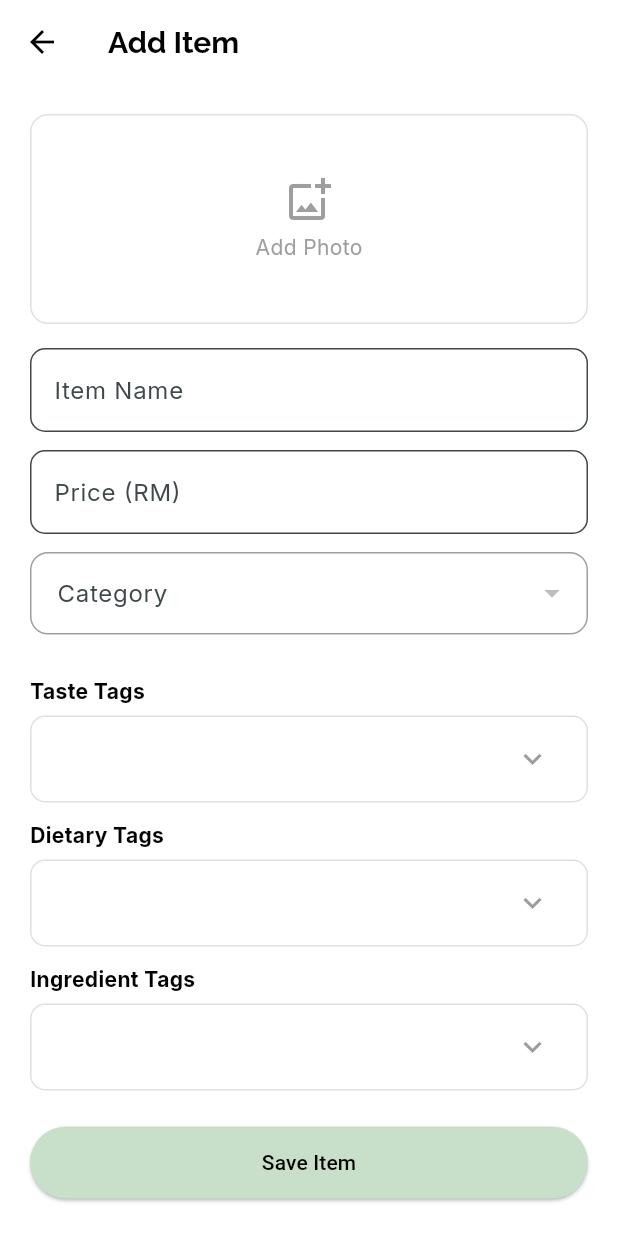
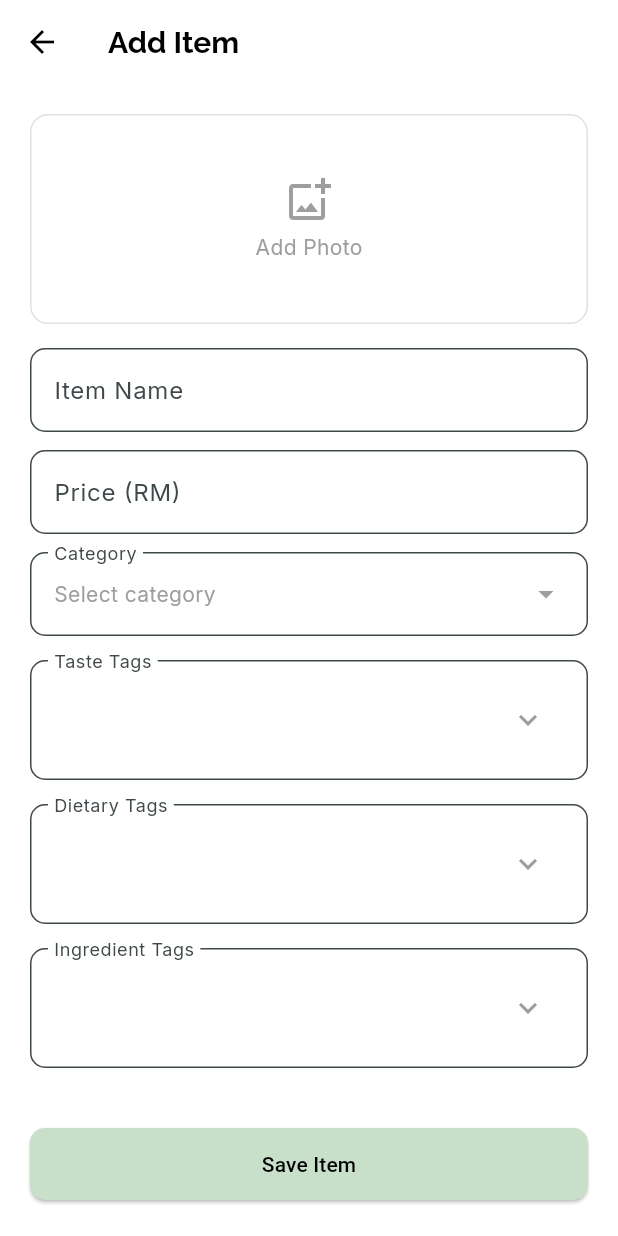
Before and after one commit to Peiyinzz/FoodiesFind, a Flutter app: the ManageItemPage screen opened directly with empty values, on a phone screen of 412 x 824 dp. Run offline on Flutter 3.47's test engine with Material 3 defaults, Android fonts, the light colour scheme and no system bars; our stand-ins replace animated_text_kit, cloud_firestore, firebase_auth, firebase_core, firebase_storage, flutter_rating_bar and 5 more; missing offline and left inert: flutter_polyline_points; accounts and stored records are empty; network calls fail.

Commit message:
UI change

```diff
--- a/foodiesfind_final/lib/screens/manage_item.dart
+++ b/foodiesfind_final/lib/screens/manage_item.dart
@@ -20,6 +20,7 @@ class _ManageItemPageState extends State<ManageItemPage> {
   final TextEditingController _nameController = TextEditingController();
   final TextEditingController _priceController = TextEditingController();
   String? _selectedCategory;
+  bool _showCategoryDropdown = false; // NEW
   File? _imageFile;
   bool _isSaving = false;
   String? _imageUrl;
@@ -87,9 +88,7 @@ class _ManageItemPageState extends State<ManageItemPage> {
             .whereType<String>()
             .toSet()
             .toList();
-    setState(() {
-      _categoryList = categories;
-    });
+    setState(() => _categoryList = categories);
   }
 
   Future<void> _loadItemData() async {
@@ -140,7 +139,7 @@ class _ManageItemPageState extends State<ManageItemPage> {
         'price': double.tryParse(_priceController.text.trim()) ?? 0.0,
         'category': _selectedCategory ?? '',
         'imageUrl': uploadedImageUrl ?? '',
-        'tags': [], // will be updated later via aggregation if needed
+        'tags': [],
         'editorTags': {
           'taste': selectedTasteTags,
           'dietary': selectedDietaryTags,
@@ -152,6 +151,7 @@ class _ManageItemPageState extends State<ManageItemPage> {
           .collection('restaurants')
           .doc(widget.restaurantId)
           .collection('menu');
+
       if (widget.itemId != null) {
         await ref.doc(widget.itemId).update(itemData);
       } else {
@@ -228,20 +228,22 @@ class _ManageItemPageState extends State<ManageItemPage> {
           key: _formKey,
           child: ListView(
             children: [
+              // Image picker
               GestureDetector(
                 onTap: _pickImage,
                 child: Container(
                   height: 140,
-                  width: double.infinity,
                   decoration: BoxDecoration(
                     border: Border.all(color: Colors.grey.shade300),
                     borderRadius: BorderRadius.circular(12),
                     color: Colors.white,
                   ),
+                  child: ClipRRect(
+                    borderRadius: BorderRadius.circular(12),
                     child:
                         _imageFile != null
                             ? Image.file(_imageFile!, fit: BoxFit.cover)
-                          : (_imageUrl != null && _imageUrl!.isNotEmpty)
+                            : (_imageUrl?.isNotEmpty == true
                                 ? Image.network(_imageUrl!, fit: BoxFit.cover)
                                 : Column(
                                   mainAxisAlignment: MainAxisAlignment.center,
@@ -257,10 +259,13 @@ class _ManageItemPageState extends State<ManageItemPage> {
                                       style: TextStyle(color: Colors.grey),
                                     ),
                                   ],
+                                )),
                   ),
                 ),
               ),
               const SizedBox(height: 16),
+
+              // Item Name
               TextFormField(
                 controller: _nameController,
                 decoration: InputDecoration(
@@ -271,10 +276,11 @@ class _ManageItemPageState extends State<ManageItemPage> {
                     borderRadius: BorderRadius.circular(10),
                   ),
                 ),
-                validator:
-                    (val) => val == null || val.isEmpty ? 'Enter name' : null,
+                validator: (v) => v == null || v.isEmpty ? 'Enter name' : null,
               ),
               const SizedBox(height: 12),
+
+              // Price
               TextFormField(
                 controller: _priceController,
                 keyboardType: TextInputType.number,
@@ -286,67 +292,96 @@ class _ManageItemPageState extends State<ManageItemPage> {
                     borderRadius: BorderRadius.circular(10),
                   ),
                 ),
-                validator:
-                    (val) => val == null || val.isEmpty ? 'Enter price' : null,
+                validator: (v) => v == null || v.isEmpty ? 'Enter price' : null,
               ),
               const SizedBox(height: 12),
-              DropdownButtonFormField<String>(
-                value: _selectedCategory,
-                isExpanded: true,
+
+              // CATEGORY (inline dropdown)
+              InputDecorator(
                 decoration: InputDecoration(
                   labelText: 'Category',
                   filled: true,
                   fillColor: Colors.white,
-                  contentPadding: const EdgeInsets.symmetric(
-                    horizontal: 14,
-                    vertical: 14,
-                  ),
                   border: OutlineInputBorder(
-                    borderRadius: BorderRadius.circular(12),
-                  ),
-                  enabledBorder: OutlineInputBorder(
-                    borderRadius: BorderRadius.circular(12),
-                    borderSide: const BorderSide(color: Colors.grey),
+                    borderRadius: BorderRadius.circular(10),
                   ),
                 ),
-                dropdownColor: Colors.white,
-                menuMaxHeight: 200, // ✅ Shows ~4 items with scrollbar
-                icon: const Icon(Icons.arrow_drop_down),
-                items:
+                child: InkWell(
+                  onTap:
+                      () => setState(
+                        () => _showCategoryDropdown = !_showCategoryDropdown,
+                      ),
+                  child: Row(
+                    mainAxisAlignment: MainAxisAlignment.spaceBetween,
+                    children: [
+                      Text(
+                        _selectedCategory ?? 'Select category',
+                        style: TextStyle(
+                          color:
+                              _selectedCategory == null
+                                  ? Colors.grey
+                                  : Colors.black,
+                        ),
+                      ),
+                      Icon(
+                        _showCategoryDropdown
+                            ? Icons.arrow_drop_up
+                            : Icons.arrow_drop_down,
+                      ),
+                    ],
+                  ),
+                ),
+              ),
+
+              if (_showCategoryDropdown)
+                Container(
+                  decoration: BoxDecoration(
+                    border: Border.all(color: Colors.grey.shade300),
+                    borderRadius: BorderRadius.circular(10),
+                    color: Colors.white,
+                  ),
+                  child: Scrollbar(
+                    thumbVisibility: true,
+                    child: SizedBox(
+                      // show at most 4 items (each ~56px high)
+                      height:
+                          (_categoryList.length > 4
+                              ? 4 * 56.0
+                              : _categoryList.length * 56.0),
+                      child: ListView(
+                        padding: EdgeInsets.zero,
+                        children:
                             _categoryList.map((cat) {
-                      return DropdownMenuItem<String>(
-                        value: cat,
-                        child: Text(
-                          cat,
-                          style: Theme.of(context).textTheme.bodyMedium,
-                        ),
+                              return ListTile(
+                                title: Text(cat),
+                                onTap: () {
+                                  setState(() {
+                                    _selectedCategory = cat;
+                                    _showCategoryDropdown = false;
+                                  });
+                                },
                               );
                             }).toList(),
-                onChanged: (val) => setState(() => _selectedCategory = val),
-                validator:
-                    (val) =>
-                        val == null || val.isEmpty ? 'Select category' : null,
+                      ),
+                    ),
+                  ),
                 ),
 
               const SizedBox(height: 16),
 
-              // Editor Tag Selectors
+              // Tag selectors (unchanged)
               buildTagSelectorBox(
                 title: "Taste Tags",
                 selectedTags: selectedTasteTags,
                 allOptions: tasteOptions,
-                chipColor: Colors.blue.shade50,
-                chipTextColor: Colors.blue.shade800,
                 expanded: showTasteTags,
                 onToggle: () => setState(() => showTasteTags = !showTasteTags),
-                onTagToggle: (tag) {
-                  setState(
-                    () =>
+                onTagToggle:
+                    (tag) => setState(() {
                       selectedTasteTags.contains(tag)
                           ? selectedTasteTags.remove(tag)
-                            : selectedTasteTags.add(tag),
-                  );
-                },
+                          : selectedTasteTags.add(tag);
+                    }),
                 onTagRemove:
                     (tag) => setState(() => selectedTasteTags.remove(tag)),
               ),
@@ -354,19 +389,15 @@ class _ManageItemPageState extends State<ManageItemPage> {
                 title: "Dietary Tags",
                 selectedTags: selectedDietaryTags,
                 allOptions: dietaryOptions,
-                chipColor: Colors.green.shade50,
-                chipTextColor: Colors.green.shade800,
                 expanded: showDietaryTags,
                 onToggle:
                     () => setState(() => showDietaryTags = !showDietaryTags),
-                onTagToggle: (tag) {
-                  setState(
-                    () =>
+                onTagToggle:
+                    (tag) => setState(() {
                       selectedDietaryTags.contains(tag)
                           ? selectedDietaryTags.remove(tag)
-                            : selectedDietaryTags.add(tag),
-                  );
-                },
+                          : selectedDietaryTags.add(tag);
+                    }),
                 onTagRemove:
                     (tag) => setState(() => selectedDietaryTags.remove(tag)),
               ),
@@ -374,30 +405,30 @@ class _ManageItemPageState extends State<ManageItemPage> {
                 title: "Ingredient Tags",
                 selectedTags: selectedIngredientTags,
                 allOptions: ingredientOptions,
-                chipColor: Colors.orange.shade50,
-                chipTextColor: Colors.orange.shade800,
                 expanded: showIngredientTags,
                 onToggle:
                     () => setState(
                       () => showIngredientTags = !showIngredientTags,
                     ),
-                onTagToggle: (tag) {
-                  setState(
-                    () =>
+                onTagToggle:
+                    (tag) => setState(() {
                       selectedIngredientTags.contains(tag)
                           ? selectedIngredientTags.remove(tag)
-                            : selectedIngredientTags.add(tag),
-                  );
-                },
+                          : selectedIngredientTags.add(tag);
+                    }),
                 onTagRemove:
                     (tag) => setState(() => selectedIngredientTags.remove(tag)),
               ),
+
               const SizedBox(height: 24),
               ElevatedButton(
                 onPressed: _isSaving ? null : _saveItem,
                 style: ElevatedButton.styleFrom(
                   backgroundColor: const Color(0xFFC8E0CA),
                   padding: const EdgeInsets.symmetric(vertical: 14),
+                  shape: RoundedRectangleBorder(
+                    borderRadius: BorderRadius.circular(10),
+                  ),
                 ),
                 child: Text(
                   _isSaving
@@ -416,24 +447,19 @@ class _ManageItemPageState extends State<ManageItemPage> {
     required String title,
     required List<String> selectedTags,
     required List<String> allOptions,
-    required Color chipColor,
-    required Color chipTextColor,
     required bool expanded,
     required VoidCallback onToggle,
     required void Function(String) onTagToggle,
     required void Function(String) onTagRemove,
   }) {
-    return Column(
-      crossAxisAlignment: CrossAxisAlignment.start,
-      children: [
-        const SizedBox(height: 12),
-        Text(title, style: const TextStyle(fontWeight: FontWeight.bold)),
-        Container(
-          padding: const EdgeInsets.symmetric(horizontal: 12, vertical: 4),
-          margin: const EdgeInsets.only(top: 6),
-          decoration: BoxDecoration(
-            border: Border.all(color: Colors.grey.shade300),
-            borderRadius: BorderRadius.circular(10),
+    return Padding(
+      padding: const EdgeInsets.only(bottom: 16),
+      child: InputDecorator(
+        decoration: InputDecoration(
+          labelText: title,
+          filled: true,
+          fillColor: Colors.white,
+          border: OutlineInputBorder(borderRadius: BorderRadius.circular(10)),
         ),
         child: Column(
           children: [
@@ -447,18 +473,14 @@ class _ManageItemPageState extends State<ManageItemPage> {
                         selectedTags.map((tag) {
                           return Chip(
                             label: Text(tag),
-                              backgroundColor: chipColor,
-                              labelStyle: TextStyle(color: chipTextColor),
-                              deleteIcon: const Icon(Icons.close, size: 16),
+                            backgroundColor: Colors.grey.shade200,
                             onDeleted: () => onTagRemove(tag),
                           );
                         }).toList(),
                   ),
                 ),
                 IconButton(
-                    icon: Icon(
-                      expanded ? Icons.expand_less : Icons.expand_more,
-                    ),
+                  icon: Icon(expanded ? Icons.expand_less : Icons.expand_more),
                   onPressed: onToggle,
                 ),
               ],
@@ -469,17 +491,12 @@ class _ManageItemPageState extends State<ManageItemPage> {
                 child: Scrollbar(
                   thumbVisibility: true,
                   child: ListView(
-                      physics: const AlwaysScrollableScrollPhysics(),
                     padding: EdgeInsets.zero,
                     children:
                         allOptions.map((tag) {
                           return CheckboxListTile(
                             dense: true,
-                              contentPadding: const EdgeInsets.only(left: 8.0),
-                              title: Text(
-                                tag,
-                                style: const TextStyle(fontSize: 14),
-                              ),
+                            title: Text(tag),
                             value: selectedTags.contains(tag),
                             onChanged: (_) => onTagToggle(tag),
                           );
@@ -490,7 +507,6 @@ class _ManageItemPageState extends State<ManageItemPage> {
           ],
         ),
       ),
-      ],
     );
   }
 }
```
Lines whose indentation alone changed are shown as unchanged.
